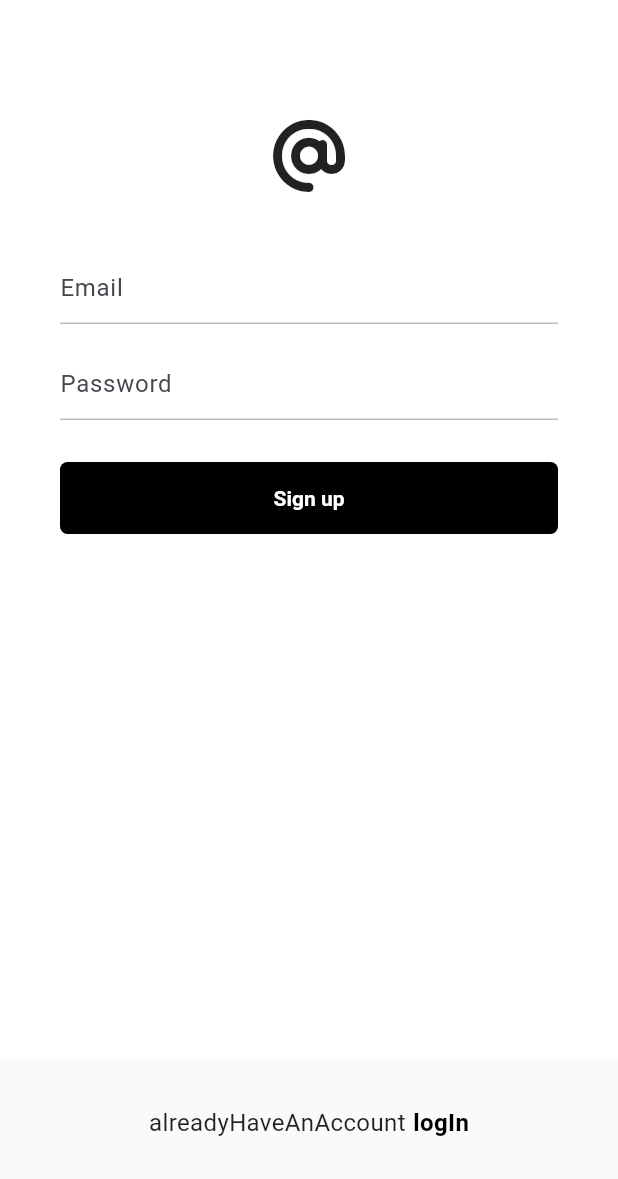
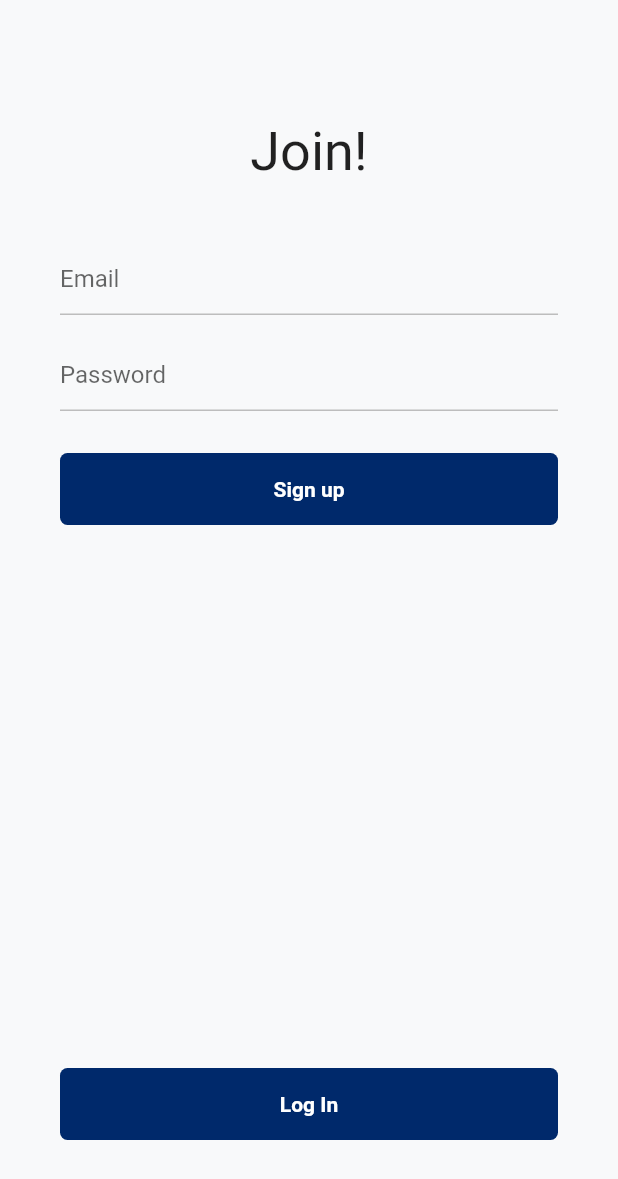
Before and after one commit to seo081225/show_flutter, a Flutter app: the screen it shows after launch, on a phone screen of 412 x 824 dp. Shown: the top 1179 px of the screen. Run offline on Flutter 3.47's test engine with Material 2 defaults, Android fonts, the phone set to English and light mode, and no system bars; our stand-ins replace cloud_firestore, firebase_auth, firebase_core, firebase_storage, flex_color_scheme, flutter_riverpod and 5 more; accounts and stored records are empty.

Commit message:
UI 수정

```diff
--- a/lib/features/authentication/views/login_screen.dart
+++ b/lib/features/authentication/views/login_screen.dart
@@ -42,7 +42,7 @@ class _LoginScreenState extends ConsumerState<LoginScreen> {
   Widget build(BuildContext context) {
     return Scaffold(
       appBar: AppBar(
-        title: const Text('Log in'),
+        title: const Text('MOOD'),
         leading: const Text(""),
       ),
       body: Padding(
@@ -53,6 +53,13 @@ class _LoginScreenState extends ConsumerState<LoginScreen> {
           key: _formKey,
           child: Column(
             children: [
+              Gaps.v80,
+              const Text(
+                "Welcome!",
+                style: TextStyle(
+                  fontSize: Sizes.size24,
+                ),
+              ),
               Gaps.v28,
               TextFormField(
                 autocorrect: false,
@@ -115,7 +122,7 @@ class _LoginScreenState extends ConsumerState<LoginScreen> {
                 onTap: _onSubmitTap,
                 child: const FormButton(
                     disabled: false, //ref.watch(loginProvider).isLoading,
-                    text: "Log in"),
+                    text: "Enter"),
               )
             ],
           ),
@@ -125,29 +132,15 @@ class _LoginScreenState extends ConsumerState<LoginScreen> {
         padding: const EdgeInsets.only(
           top: Sizes.size32,
           bottom: Sizes.size64,
+          left: Sizes.size40,
+          right: Sizes.size40,
         ),
-        child: Row(
-          mainAxisAlignment: MainAxisAlignment.center,
-          children: [
-            const Text(
-              "Don't have an account?",
-              style: TextStyle(
-                fontSize: Sizes.size16,
-              ),
-            ),
-            Gaps.h5,
-            GestureDetector(
-              onTap: () => onSignUpTap(context),
-              child: Text(
-                "Sign up",
-                style: TextStyle(
-                  fontSize: Sizes.size16,
-                  fontWeight: FontWeight.w600,
-                  color: Theme.of(context).primaryColor,
-                ),
-              ),
-            ),
-          ],
+        child: GestureDetector(
+          onTap: () => onSignUpTap(context),
+          child: const FormButton(
+            disabled: false,
+            text: "Create an account",
+          ),
         ),
       ),
     );
--- a/lib/features/authentication/views/sign_up_screen.dart
+++ b/lib/features/authentication/views/sign_up_screen.dart
@@ -1,13 +1,11 @@
 import 'package:flutter/material.dart';
 import 'package:flutter_riverpod/flutter_riverpod.dart';
-import 'package:font_awesome_flutter/font_awesome_flutter.dart';
 import 'package:go_router/go_router.dart';
 import 'package:show_flutter/constants/gaps.dart';
 import 'package:show_flutter/constants/sizes.dart';
 import 'package:show_flutter/features/authentication/view_models/signup_view_model.dart';
 import 'package:show_flutter/features/authentication/views/login_screen.dart';
 import 'package:show_flutter/features/authentication/views/widgets/form_button.dart';
-import 'package:show_flutter/utils.dart';
 
 class SignUpScreen extends ConsumerStatefulWidget {
   static const routeName = "signUp";
@@ -87,9 +85,11 @@ class SignUpScreenState extends ConsumerState<SignUpScreen> {
                 mainAxisSize: MainAxisSize.min,
                 children: [
                   Gaps.v80,
-                  const FaIcon(
-                    FontAwesomeIcons.at,
-                    size: Sizes.size48,
+                  const Text(
+                    "Join!",
+                    style: TextStyle(
+                      fontSize: Sizes.size36,
+                    ),
                   ),
                   Gaps.v40,
                   TextFormField(
@@ -164,37 +164,18 @@ class SignUpScreenState extends ConsumerState<SignUpScreen> {
               ),
             ),
           ),
-          bottomNavigationBar: Container(
-            color: isDarkMode(context)
-                ? Theme.of(context).appBarTheme.backgroundColor
-                : Colors.grey.shade50,
-            child: Padding(
-              padding: const EdgeInsets.only(
-                top: Sizes.size32,
-                bottom: Sizes.size64,
-              ),
-              child: Row(
-                mainAxisAlignment: MainAxisAlignment.center,
-                children: [
-                  const Text(
-                    "alreadyHaveAnAccount",
-                    style: TextStyle(
-                      fontSize: Sizes.size16,
-                    ),
-                  ),
-                  Gaps.h5,
-                  GestureDetector(
-                    onTap: () => _onLoginTap(context),
-                    child: Text(
-                      "logIn",
-                      style: TextStyle(
-                        fontSize: Sizes.size16,
-                        fontWeight: FontWeight.w600,
-                        color: Theme.of(context).primaryColor,
-                      ),
-                    ),
-                  ),
-                ],
+          bottomNavigationBar: Padding(
+            padding: const EdgeInsets.only(
+              top: Sizes.size32,
+              bottom: Sizes.size64,
+              left: Sizes.size40,
+              right: Sizes.size40,
+            ),
+            child: GestureDetector(
+              onTap: () => _onLoginTap(context),
+              child: const FormButton(
+                disabled: false,
+                text: "Log In",
               ),
             ),
           ),
--- a/lib/features/authentication/views/widgets/form_button.dart
+++ b/lib/features/authentication/views/widgets/form_button.dart
@@ -1,6 +1,5 @@
 import 'package:flutter/material.dart';
 import 'package:show_flutter/constants/sizes.dart';
-import 'package:show_flutter/utils.dart';
 
 class FormButton extends StatelessWidget {
   const FormButton({
@@ -23,16 +22,13 @@ class FormButton extends StatelessWidget {
         decoration: BoxDecoration(
           borderRadius: BorderRadius.circular(Sizes.size5),
           color: disabled
-              ? isDarkMode(context)
-                  ? Colors.grey.shade800
-                  : Colors.grey.shade300
+              ? Theme.of(context).disabledColor
               : Theme.of(context).primaryColor,
         ),
         duration: const Duration(milliseconds: 500),
         child: AnimatedDefaultTextStyle(
           duration: const Duration(milliseconds: 500),
-          style: TextStyle(
-            color: disabled ? Colors.grey.shade400 : Colors.white,
+          style: const TextStyle(
             fontWeight: FontWeight.w600,
           ),
           child: Text(
--- a/lib/main.dart
+++ b/lib/main.dart
@@ -1,12 +1,13 @@
 import 'package:firebase_core/firebase_core.dart';
+import 'package:flex_color_scheme/flex_color_scheme.dart';
 import 'package:flutter/material.dart';
 import 'package:flutter_riverpod/flutter_riverpod.dart';
 import 'package:shared_preferences/shared_preferences.dart';
-import 'package:show_flutter/constants/sizes.dart';
 import 'package:show_flutter/features/settings/repositories/setting_repository.dart';
 import 'package:show_flutter/features/settings/view_models/setting_view_model.dart';
 import 'package:show_flutter/firebase_options.dart';
 import 'package:show_flutter/router.dart';
+import 'package:google_fonts/google_fonts.dart';
 
 void main() async {
   WidgetsFlutterBinding.ensureInitialized();
@@ -31,7 +32,6 @@ void main() async {
 class MyApp extends ConsumerWidget {
   const MyApp({super.key});
 
-  // This widget is the root of your application.
   @override
   Widget build(BuildContext context, WidgetRef ref) {
     return MaterialApp.router(
@@ -41,70 +41,80 @@ class MyApp extends ConsumerWidget {
       themeMode: ref.watch(settingProvider).darkMode
           ? ThemeMode.dark
           : ThemeMode.light,
-      theme: ThemeData(
-        useMaterial3: true,
-        textTheme: Typography.blackMountainView,
-        brightness: Brightness.light,
-        scaffoldBackgroundColor: Colors.white,
-        primaryColor: Colors.black,
-        textSelectionTheme: const TextSelectionThemeData(
-          cursorColor: Colors.black,
-        ),
-        splashColor: Colors.transparent,
-        appBarTheme: const AppBarTheme(
-          foregroundColor: Colors.black,
-          backgroundColor: Colors.white,
-          surfaceTintColor: Colors.white,
-          elevation: 0,
-          titleTextStyle: TextStyle(
-            color: Colors.black,
-            fontSize: Sizes.size18,
-            fontWeight: FontWeight.w600,
-          ),
-        ),
-        tabBarTheme: TabBarTheme(
-          labelColor: Colors.black,
-          unselectedLabelColor: Colors.grey.shade500,
-          indicatorColor: Colors.black,
-        ),
-        listTileTheme: const ListTileThemeData(
-          iconColor: Colors.black,
-        ),
-      ),
-      darkTheme: ThemeData(
-        useMaterial3: true,
-        tabBarTheme: TabBarTheme(
-          indicatorColor: Colors.white,
-          labelColor: Colors.white,
-          unselectedLabelColor: Colors.grey.shade700,
-        ),
-        textSelectionTheme: const TextSelectionThemeData(
-          cursorColor: Colors.black,
-        ),
-        textTheme: Typography.whiteMountainView,
-        brightness: Brightness.dark,
-        scaffoldBackgroundColor: Colors.black,
-        appBarTheme: AppBarTheme(
-          surfaceTintColor: Colors.grey.shade900,
-          backgroundColor: Colors.grey.shade900,
-          foregroundColor: Colors.white,
-          titleTextStyle: const TextStyle(
-            color: Colors.white,
-            fontSize: Sizes.size18,
-            fontWeight: FontWeight.w600,
-          ),
-          actionsIconTheme: IconThemeData(
-            color: Colors.grey.shade100,
-          ),
-          iconTheme: IconThemeData(
-            color: Colors.grey.shade100,
-          ),
-        ),
-        bottomAppBarTheme: BottomAppBarTheme(
-          color: Colors.grey.shade900,
-        ),
-        primaryColor: Colors.black,
-      ),
+      theme: FlexThemeData.light(
+          colorScheme: flexSchemeLight,
+          textTheme: GoogleFonts.doHyeonTextTheme()),
+      darkTheme: FlexThemeData.dark(
+          colorScheme: flexSchemeDark,
+          textTheme: GoogleFonts.doHyeonTextTheme()),
     );
   }
 }
+
+const ColorScheme flexSchemeLight = ColorScheme(
+  brightness: Brightness.light,
+  primary: Color(0xff00296b),
+  onPrimary: Color(0xffffffff),
+  primaryContainer: Color(0xffa0c2ed),
+  onPrimaryContainer: Color(0xff0e1014),
+  secondary: Color(0xffd26900),
+  onSecondary: Color(0xffffffff),
+  secondaryContainer: Color(0xffffd270),
+  onSecondaryContainer: Color(0xff14120a),
+  tertiary: Color(0xff5c5c95),
+  onTertiary: Color(0xffffffff),
+  tertiaryContainer: Color(0xffc8dbf8),
+  onTertiaryContainer: Color(0xff111214),
+  error: Color(0xffb00020),
+  onError: Color(0xffffffff),
+  errorContainer: Color(0xfffcd8df),
+  onErrorContainer: Color(0xff141213),
+  background: Color(0xfff8f9fa),
+  onBackground: Color(0xff090909),
+  surface: Color(0xfff8f9fa),
+  onSurface: Color(0xff090909),
+  surfaceVariant: Color(0xffe0e3e6),
+  onSurfaceVariant: Color(0xff111112),
+  outline: Color(0xff7c7c7c),
+  outlineVariant: Color(0xffc8c8c8),
+  shadow: Color(0xff000000),
+  scrim: Color(0xff000000),
+  inverseSurface: Color(0xff101113),
+  onInverseSurface: Color(0xfff5f5f5),
+  inversePrimary: Color(0xff8dacdd),
+  surfaceTint: Color(0xff00296b),
+);
+
+const ColorScheme flexSchemeDark = ColorScheme(
+  brightness: Brightness.dark,
+  primary: Color(0xffb1cff5),
+  onPrimary: Color(0xff111414),
+  primaryContainer: Color(0xff3873ba),
+  onPrimaryContainer: Color(0xffe8f1fc),
+  secondary: Color(0xffffd270),
+  onSecondary: Color(0xff14140c),
+  secondaryContainer: Color(0xffd26900),
+  onSecondaryContainer: Color(0xfffff0df),
+  tertiary: Color(0xffc9cbfc),
+  onTertiary: Color(0xff131314),
+  tertiaryContainer: Color(0xff535393),
+  onTertiaryContainer: Color(0xffececf6),
+  error: Color(0xffcf6679),
+  onError: Color(0xff140c0d),
+  errorContainer: Color(0xffb1384e),
+  onErrorContainer: Color(0xfffbe8ec),
+  background: Color(0xff191a1c),
+  onBackground: Color(0xffeceded),
+  surface: Color(0xff191a1c),
+  onSurface: Color(0xffeceded),
+  surfaceVariant: Color(0xff3e4245),
+  onSurfaceVariant: Color(0xffe0e1e1),
+  outline: Color(0xff767d7d),
+  outlineVariant: Color(0xff2c2e2e),
+  shadow: Color(0xff000000),
+  scrim: Color(0xff000000),
+  inverseSurface: Color(0xfffbfcfe),
+  onInverseSurface: Color(0xff131313),
+  inversePrimary: Color(0xff5b6776),
+  surfaceTint: Color(0xffb1cff5),
+);
--- a/pubspec.yaml
+++ b/pubspec.yaml
@@ -60,6 +60,7 @@ dependencies:
   firebase_auth: ^4.10.0
   cloud_firestore: ^4.9.2
   firebase_storage: ^11.2.7
+  flex_color_scheme: ^7.3.1
 
 dev_dependencies:
   flutter_test:
```
Also changed, not shown: pubspec.lock.
